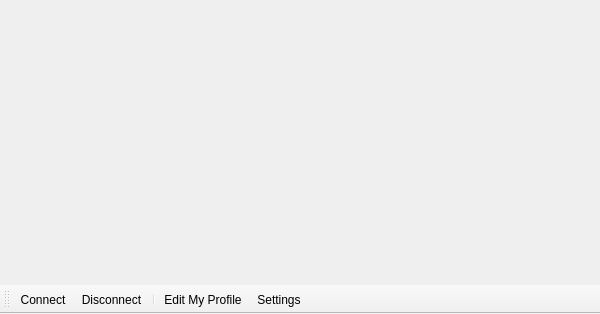
Before: the Qt Designer form Quazaa/UI/widgetircmain.ui in c3c/quazaa, drawn with Qt 5.
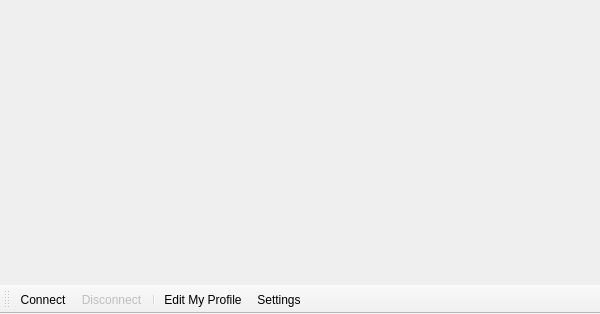
After: the same form once the commit is applied. Icons and pictures are not drawn.

Diff of the .ui file:
```diff
--- a/Quazaa/UI/widgetircmain.ui
+++ b/Quazaa/UI/widgetircmain.ui
@@ -64,6 +64,9 @@
    </property>
   </action>
   <action name="actionDisconnect">
+   <property name="enabled">
+    <bool>false</bool>
+   </property>
    <property name="icon">
     <iconset resource="../Resource.qrc">
      <normaloff>:/Resource/Network/Disconnect.png</normaloff>:/Resource/Network/Disconnect.png</iconset>
```
